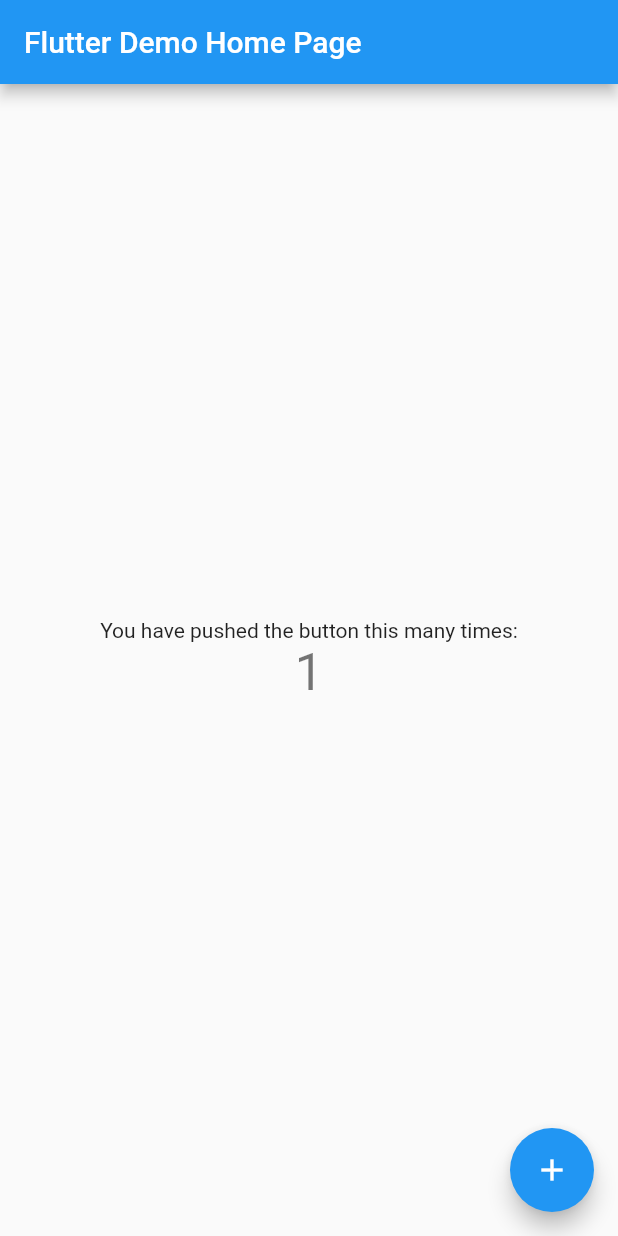
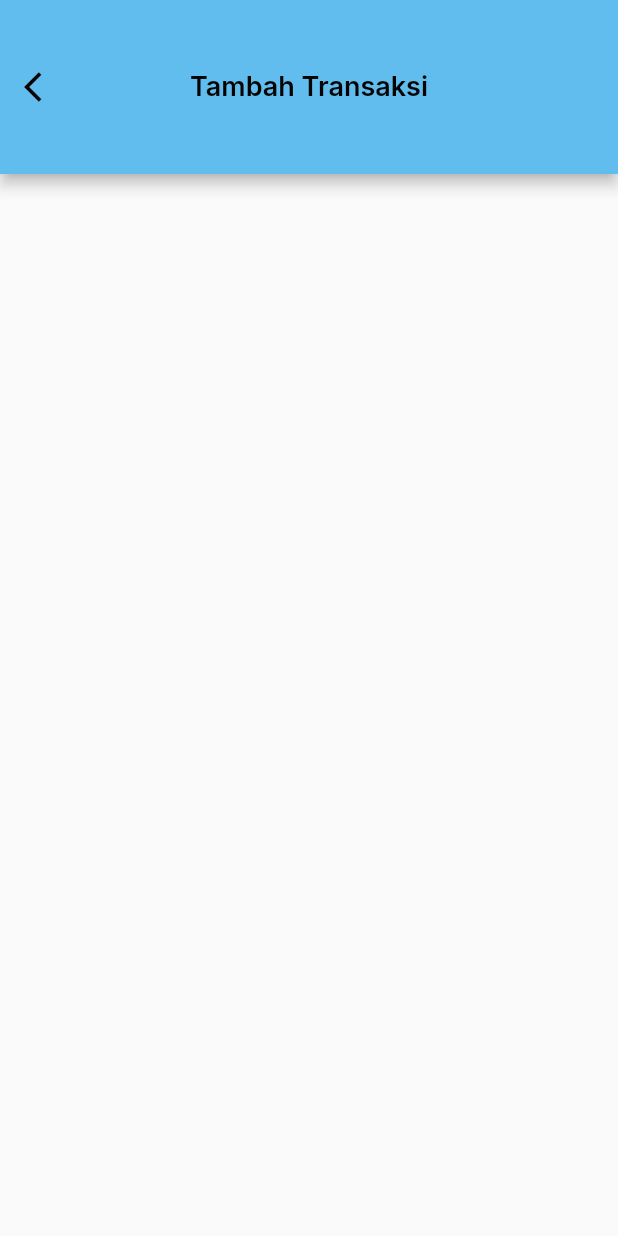
Before and after one commit to ahlanz/re-money, a Flutter app: the screen it shows after launch, after a tap on the "add" icon, on a phone screen of 412 x 824 dp. Run offline on Flutter 3.47's test engine with Material 2 defaults, Android fonts, the light colour scheme and no system bars; our stand-ins replace google_fonts.

Commit message:
feat: add main page dinamis,assets,tema, terakhir edit page tambah transaksi

```diff
--- /dev/null
+++ b/lib/home/dompet_page.dart
@@ -0,0 +1,14 @@
+import 'package:flutter/material.dart';
+
+class DompetPage extends StatelessWidget {
+  const DompetPage({super.key});
+
+  @override
+  Widget build(BuildContext context) {
+    return Scaffold(
+      body: Center(
+        child: Text('DOmpet'),
+      ),
+    );
+  }
+}
--- /dev/null
+++ b/lib/home/grafik_page.dart
@@ -0,0 +1,14 @@
+import 'package:flutter/material.dart';
+
+class GrafikPage extends StatelessWidget {
+  const GrafikPage({super.key});
+
+  @override
+  Widget build(BuildContext context) {
+    return Scaffold(
+      body: Center(
+        child: Text('Grafik Page'),
+      ),
+    );
+  }
+}
--- /dev/null
+++ b/lib/home/main_home.dart
@@ -0,0 +1,111 @@
+import 'package:flutter/material.dart';
+import 'package:re_money/home/dompet_page.dart';
+import 'package:re_money/home/grafik_page.dart';
+import 'package:re_money/home/setting_page.dart';
+import 'package:re_money/home/transaksi_home_page.dart';
+import 'package:re_money/theme/theme.dart';
+
+class HomeMain extends StatefulWidget {
+  const HomeMain({super.key});
+
+  @override
+  State<HomeMain> createState() => _HomeMainState();
+}
+
+class _HomeMainState extends State<HomeMain> {
+  int index = 0;
+
+  @override
+  Widget build(BuildContext context) {
+    Widget customButtonNav() {
+      return ClipRRect(
+        borderRadius: const BorderRadius.vertical(
+          top: Radius.circular(10),
+        ),
+        child: BottomNavigationBar(
+          backgroundColor: primaryColor,
+          currentIndex: index,
+          onTap: (value) {
+            setState(() {
+              index = value;
+            });
+          },
+          type: BottomNavigationBarType.fixed,
+          items: [
+            BottomNavigationBarItem(
+              icon: Container(
+                margin: const EdgeInsets.only(top: 20),
+                child: index == 0
+                    ? Image.asset('assets/icons/icon_transaksi_black.png')
+                    : Image.asset(
+                        'assets/icons/icon_transaksi.png',
+                      ),
+              ),
+              label: '',
+            ),
+            BottomNavigationBarItem(
+              icon: Container(
+                margin: const EdgeInsets.only(top: 20),
+                child: index == 1
+                    ? Image.asset('assets/icons/icon_dompet_black.png')
+                    : Image.asset(
+                        'assets/icons/icon_dompet.png',
+                      ),
+              ),
+              label: '',
+            ),
+            BottomNavigationBarItem(
+              icon: Container(
+                margin: const EdgeInsets.only(top: 20),
+                child: index == 2
+                    ? Image.asset('assets/icons/icon_grafik_black.png')
+                    : Image.asset(
+                        'assets/icons/icon_grafik.png',
+                      ),
+              ),
+              label: '',
+            ),
+            BottomNavigationBarItem(
+              icon: Container(
+                margin: const EdgeInsets.only(top: 20),
+                child: Image.asset(
+                  'assets/icons/icon_profile.png',
+                ),
+              ),
+              label: '',
+            )
+          ],
+        ),
+      );
+    }
+
+    Widget body() {
+      switch (index) {
+        case 0:
+          return const TransaksiPage();
+          // ignore: dead_code
+          break;
+        case 1:
+          return const DompetPage();
+          // ignore: dead_code
+          break;
+        case 2:
+          return const GrafikPage();
+          // ignore: dead_code
+          break;
+        case 3:
+          return const SettingPage();
+          // ignore: dead_code
+          break;
+        default:
+          return const TransaksiPage();
+      }
+    }
+
+    return Scaffold(
+      backgroundColor: backgroundColor,
+      bottomNavigationBar: customButtonNav(),
+      body: body(),
+    );
+  }
+}
--- /dev/null
+++ b/lib/home/setting_page.dart
@@ -0,0 +1,14 @@
+import 'package:flutter/material.dart';
+
+class SettingPage extends StatelessWidget {
+  const SettingPage({super.key});
+
+  @override
+  Widget build(BuildContext context) {
+    return Scaffold(
+      body: Center(
+        child: Text('Setting'),
+      ),
+    );
+  }
+}
--- /dev/null
+++ b/lib/home/transaksi_home_page.dart
@@ -0,0 +1,244 @@
+import 'package:flutter/material.dart';
+import 'package:re_money/screen/tambah_transaksi_page.dart';
+import 'package:re_money/theme/theme.dart';
+
+class TransaksiPage extends StatelessWidget {
+  const TransaksiPage({super.key});
+
+  @override
+  Widget build(BuildContext context) {
+    Widget textRow() {
+      return Container(
+        margin: const EdgeInsets.only(top: 31),
+        child: Row(
+          mainAxisAlignment: MainAxisAlignment.center,
+          children: [
+            const Icon(Icons.keyboard_arrow_left),
+            const SizedBox(
+              width: 18,
+            ),
+            Text(
+              'Jum, 09 Jun 2023',
+              style: primaryTextStyle.copyWith(
+                  fontSize: 18, fontWeight: FontWeight.w400),
+            ),
+            const SizedBox(
+              width: 18,
+            ),
+            const Icon(Icons.keyboard_arrow_right),
+            const SizedBox(
+              width: 18,
+            ),
+            Image.asset(
+              'assets/icons/icon_refresh.png',
+              width: 18,
+            )
+          ],
+        ),
+      );
+    }
+
+    Widget topBar() {
+      return Stack(
+        children: [
+          Container(
+            width: double.infinity,
+            height: 200,
+            decoration: BoxDecoration(color: backgroundColor),
+          ),
+          Container(
+            width: double.infinity,
+            height: 116,
+            decoration: BoxDecoration(color: primaryColor),
+            child: Column(
+              children: [
+                textRow(),
+              ],
+            ),
+          ),
+          Positioned(
+            top: 70,
+            left: 20,
+            right: 20,
+            child: Container(
+              padding: const EdgeInsets.symmetric(vertical: 20, horizontal: 25),
+              width: 380,
+              height: 100,
+              decoration: BoxDecoration(
+                color: secondaryColor,
+                borderRadius: BorderRadius.circular(5),
+              ),
+              child: Row(
+                children: [
+                  // Note: Pemasukan
+                  Column(
+                    children: [
+                      Text(
+                        'Pemasukan',
+                        style: primaryTextStyle.copyWith(
+                            fontSize: 18, fontWeight: FontWeight.w400),
+                      ),
+                      const SizedBox(
+                        height: 6,
+                      ),
+                      Text(
+                        'Rp. 0 ',
+                        style: primaryTextStyle.copyWith(
+                            fontSize: 13, fontWeight: FontWeight.w400),
+                      ),
+                    ],
+                  ),
+                  // Note: Pngeluaran
+                  const SizedBox(
+                    width: 5,
+                  ),
+                  Column(
+                    children: [
+                      Text(
+                        'Pengeluaran',
+                        style: primaryTextStyle.copyWith(
+                            fontSize: 18, fontWeight: FontWeight.w400),
+                      ),
+                      const SizedBox(
+                        height: 6,
+                      ),
+                      Text(
+                        'Rp. 200.000 ',
+                        style: primaryTextStyle.copyWith(
+                            fontSize: 13, fontWeight: FontWeight.w400),
+                      ),
+                    ],
+                  ),
+                  // Note: Selisih
+                  const SizedBox(
+                    width: 5,
+                  ),
+                  Column(
+                    children: [
+                      Text(
+                        'Selisih',
+                        style: primaryTextStyle.copyWith(
+                            fontSize: 18, fontWeight: FontWeight.w400),
+                      ),
+                      const SizedBox(
+                        height: 6,
+                      ),
+                      Text(
+                        'Rp. 200.000 ',
+                        style: primaryTextStyle.copyWith(
+                            fontSize: 13, fontWeight: FontWeight.w400),
+                      ),
+                    ],
+                  ),
+                ],
+              ),
+            ),
+          )
+        ],
+      );
+    }
+
+    Widget belanjaBulanan() {
+      return Row(
+        mainAxisAlignment: MainAxisAlignment.spaceBetween,
+        children: [
+          Column(
+            crossAxisAlignment: CrossAxisAlignment.start,
+            children: [
+              Text(
+                'Belanja Bulanan',
+                style: primaryTextStyle.copyWith(
+                    fontSize: 18, fontWeight: FontWeight.w600),
+              ),
+              Text(
+                'Perlengkapan Mandi',
+                style: primaryTextStyle.copyWith(
+                    fontSize: 13, fontWeight: FontWeight.w300),
+              ),
+            ],
+          ),
+          Text(
+            '-Rp. 150.000>',
+            style: primaryTextStyle.copyWith(
+                fontSize: 18, fontWeight: FontWeight.w600),
+          ),
+        ],
+      );
+    }
+
+    Widget belanjaMakan() {
+      return Row(
+        mainAxisAlignment: MainAxisAlignment.spaceBetween,
+        children: [
+          Column(
+            crossAxisAlignment: CrossAxisAlignment.start,
+            children: [
+              Text(
+                'Makan & Minum',
+                style: primaryTextStyle.copyWith(
+                    fontSize: 18, fontWeight: FontWeight.w600),
+              ),
+              Text(
+                'Makan Siang',
+                style: primaryTextStyle.copyWith(
+                    fontSize: 13, fontWeight: FontWeight.w300),
+              ),
+            ],
+          ),
+          Text(
+            '-Rp. 25.000  >',
+            style: primaryTextStyle.copyWith(
+                fontSize: 18, fontWeight: FontWeight.w600),
+          ),
+        ],
+      );
+    }
+
+    Widget body() {
+      return Container(
+        margin: const EdgeInsets.symmetric(horizontal: 20, vertical: 30),
+        child: Column(
+          children: [
+            belanjaBulanan(),
+            const SizedBox(
+              height: 14,
+            ),
+            belanjaMakan(),
+            const SizedBox(
+              height: 14,
+            ),
+            belanjaMakan(),
+          ],
+        ),
+      );
+    }
+
+    Widget content() {
+      return ListView(
+        children: [topBar(), body()],
+      );
+    }
+
+    return SafeArea(
+      child: Scaffold(
+        floatingActionButton: FloatingActionButton(
+          onPressed: () {
+             Navigator.push(
+            context,
+            MaterialPageRoute(
+              builder: (context) => TambahTransaksi(),
+            ),
+          );
+          },
+          backgroundColor: primaryColor,
+          child: Icon(
+            Icons.add,
+            color: secondaryColor,
+          ),
+        ),
+        backgroundColor: backgroundColor,
+        body: content(),
+      ),
+    );
+  }
+}
--- a/lib/main.dart
+++ b/lib/main.dart
@@ -1,4 +1,6 @@
 import 'package:flutter/material.dart';
+import 'package:re_money/home/main_home.dart';
+import 'package:re_money/home/transaksi_home_page.dart';
 
 void main() {
   runApp(const MyApp());
@@ -7,109 +9,14 @@
 class MyApp extends StatelessWidget {
   const MyApp({super.key});
 
-  // This widget is the root of your application.
   @override
   Widget build(BuildContext context) {
     return MaterialApp(
-      title: 'Flutter Demo',
-      theme: ThemeData(
-        // This is the theme of your application.
-        //
-        // Try running your application with "flutter run". You'll see the
-        // application has a blue toolbar. Then, without quitting the app, try
-        // changing the primarySwatch below to Colors.green and then invoke
-        // "hot reload" (press "r" in the console where you ran "flutter run",
-        // or simply save your changes to "hot reload" in a Flutter IDE).
-        // Notice that the counter didn't reset back to zero; the application
-        // is not restarted.
-        primarySwatch: Colors.blue,
-      ),
-      home: const MyHomePage(title: 'Flutter Demo Home Page'),
+      debugShowCheckedModeBanner: false,
+      routes: {
+        '/' : (context) => HomeMain(),
+        '/tambah-transaksi' : (context) => TransaksiPage(),
+      },
     );
   }
 }
-
-class MyHomePage extends StatefulWidget {
-  const MyHomePage({super.key, required this.title});
-
-  // This widget is the home page of your application. It is stateful, meaning
-  // that it has a State object (defined below) that contains fields that affect
-  // how it looks.
-
-  // This class is the configuration for the state. It holds the values (in this
-  // case the title) provided by the parent (in this case the App widget) and
-  // used by the build method of the State. Fields in a Widget subclass are
-  // always marked "final".
-
-  final String title;
-
-  @override
-  State<MyHomePage> createState() => _MyHomePageState();
-}
-
-class _MyHomePageState extends State<MyHomePage> {
-  int _counter = 0;
-
-  void _incrementCounter() {
-    setState(() {
-      // This call to setState tells the Flutter framework that something has
-      // changed in this State, which causes it to rerun the build method below
-      // so that the display can reflect the updated values. If we changed
-      // _counter without calling setState(), then the build method would not be
-      // called again, and so nothing would appear to happen.
-      _counter++;
-    });
-  }
-
-  @override
-  Widget build(BuildContext context) {
-    // This method is rerun every time setState is called, for instance as done
-    // by the _incrementCounter method above.
-    //
-    // The Flutter framework has been optimized to make rerunning build methods
-    // fast, so that you can just rebuild anything that needs updating rather
-    // than having to individually change instances of widgets.
-    return Scaffold(
-      appBar: AppBar(
-        // Here we take the value from the MyHomePage object that was created by
-        // the App.build method, and use it to set our appbar title.
-        title: Text(widget.title),
-      ),
-      body: Center(
-        // Center is a layout widget. It takes a single child and positions it
-        // in the middle of the parent.
-        child: Column(
-          // Column is also a layout widget. It takes a list of children and
-          // arranges them vertically. By default, it sizes itself to fit its
-          // children horizontally, and tries to be as tall as its parent.
-          //
-          // Invoke "debug painting" (press "p" in the console, choose the
-          // "Toggle Debug Paint" action from the Flutter Inspector in Android
-          // Studio, or the "Toggle Debug Paint" command in Visual Studio Code)
-          // to see the wireframe for each widget.
-          //
-          // Column has various properties to control how it sizes itself and
-          // how it positions its children. Here we use mainAxisAlignment to
-          // center the children vertically; the main axis here is the vertical
-          // axis because Columns are vertical (the cross axis would be
-          // horizontal).
-          mainAxisAlignment: MainAxisAlignment.center,
-          children: <Widget>[
-            const Text(
-              'You have pushed the button this many times:',
-            ),
-            Text(
-              '$_counter',
-              style: Theme.of(context).textTheme.headlineMedium,
-            ),
-          ],
-        ),
-      ),
-      floatingActionButton: FloatingActionButton(
-        onPressed: _incrementCounter,
-        tooltip: 'Increment',
-        child: const Icon(Icons.add),
-      ), // This trailing comma makes auto-formatting nicer for build methods.
-    );
-  }
-}
--- /dev/null
+++ b/lib/screen/tambah_transaksi_page.dart
@@ -0,0 +1,40 @@
+import 'package:flutter/material.dart';
+import 'package:re_money/theme/theme.dart';
+
+class TambahTransaksi extends StatelessWidget {
+  const TambahTransaksi({super.key});
+
+  @override
+  Widget build(BuildContext context) {
+    PreferredSizeWidget topBar() {
+      return AppBar(
+        backgroundColor: primaryColor,
+        toolbarHeight: 116,
+        centerTitle: true,
+        leading: IconButton(
+          onPressed: () {
+            Navigator.pop(context);
+          },
+          icon: Icon(
+            Icons.arrow_back_ios,
+            color: primaryText,
+          ),
+        ),
+        title: Text(
+          'Tambah Transaksi',
+          style: primaryTextStyle.copyWith(
+              fontSize: 18, fontWeight: FontWeight.w600),
+        ),
+      );
+    }
+
+    Widget content() {
+      return Container();
+    }
+
+    return Scaffold(
+      appBar: topBar(),
+      body: content(),
+    );
+  }
+}
--- /dev/null
+++ b/lib/theme/theme.dart
@@ -0,0 +1,9 @@
+import 'package:flutter/material.dart';
+import 'package:google_fonts/google_fonts.dart';
+
+Color primaryColor = const Color(0xff61BDEE);
+Color secondaryColor = const Color(0xffE2E2E2);
+Color backgroundColor = const Color(0xffffffff);
+Color primaryText = const Color(0xff030303);
+
+TextStyle primaryTextStyle = GoogleFonts.inter(color: primaryText);
```
Also changed, not shown: pubspec.yaml (+5 -7 lines), assets/icons/icon_dompet.png (added), assets/icons/icon_dompet_black.png (added), assets/icons/icon_grafik.png (added), assets/icons/icon_grafik_black.png (added), assets/icons/icon_profile.png (added), assets/icons/icon_refresh.png (added), assets/icons/icon_transaksi.png (added), assets/icons/icon_transaksi_black.png (added), pubspec.lock, 1 other file.
